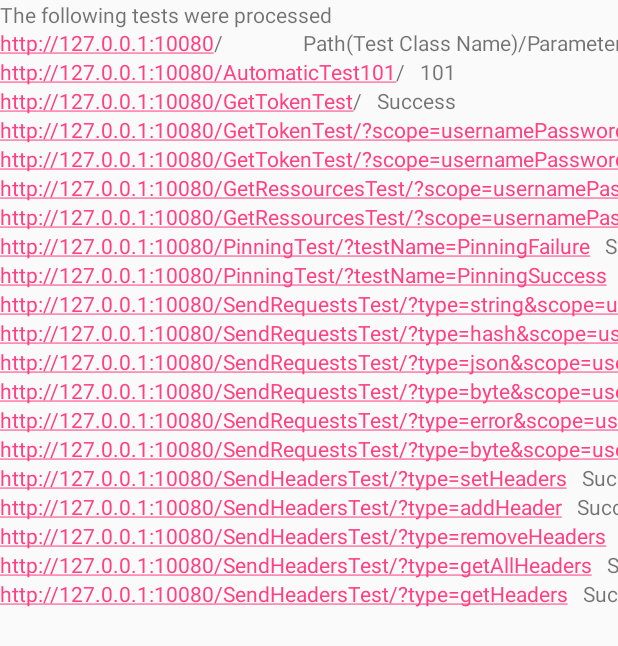
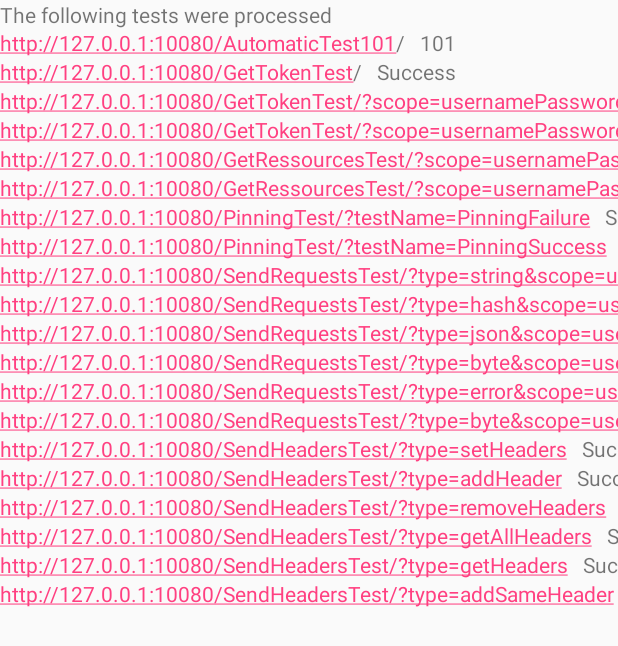
Before and after one commit to oper2000/aBob, an Android app: the screen it shows after launch (MainActivity), on a phone screen of 412 x 824 dp. Shown: the top 646 px of the screen. Run offline under Robolectric (Android 15) with nearby library versions, the phone set to English and light mode, and no system bars; libraries missing offline, so code that uses them is left out: com.worklight.common, com.worklight.wlclient, fi.iki.elonen; 3 statements that could not run were skipped.

Commit message:
multiple header with the same name test added

```diff
--- a/MFBobTests/Android/com.example.amitaim.automationapp/app/AutomationApp/app/src/main/assets/testSuite.txt
+++ b/MFBobTests/Android/com.example.amitaim.automationapp/app/AutomationApp/app/src/main/assets/testSuite.txt
@@ -18,3 +18,4 @@ Test Add Header;SendHeadersTest/?type=addHeader;Success
 Test Remove Headers;SendHeadersTest/?type=removeHeaders;Success
 Test Get All Headers Headers;SendHeadersTest/?type=getAllHeaders;Success
 Test Get Headers;SendHeadersTest/?type=getHeaders;Success
+Test Add Same Header;SendHeadersTest/?type=addSameHeader;Success
--- a/MFBobTests/Android/com.example.amitaim.automationapp/app/AutomationApp/app/src/main/java/com/example/amitaim/automationapp/MainActivity.java
+++ b/MFBobTests/Android/com.example.amitaim.automationapp/app/AutomationApp/app/src/main/java/com/example/amitaim/automationapp/MainActivity.java
@@ -53,19 +53,23 @@ public class MainActivity extends AppCompatActivity {
         }
 
         String testName, url, expectedResult;
+        String currentLine;
 
         while (read.hasNextLine())
         {
-            String[] values = read.nextLine().split(";");
+            currentLine = read.nextLine();
+            if (!currentLine.startsWith("#") && !currentLine.equals("")) {
+                String[] values = currentLine.split(";");
                 url = values[1];
                 expectedResult = values[2];
-            TableRow row= new TableRow(this);
+                TableRow row = new TableRow(this);
                 TextView tv = new TextView(this);
-            tv.setText("http://127.0.0.1:10080/" + url  + "   "+expectedResult.split(" ")[0]);
+                tv.setText("http://127.0.0.1:10080/" + url + "   " + expectedResult.split(" ")[0]);
                 tv.setAutoLinkMask(Linkify.ALL);
                 tv.setMovementMethod(LinkMovementMethod.getInstance());
                 row.addView(tv);
-            layout1.addView(row,counter++);
+                layout1.addView(row, counter++);
+            }
         }
 
 //
```
Also changed, not shown: MFBobTests/Android/com.example.amitaim.automationapp/app/AutomationApp/app/src/main/java/com/example/amitaim/automationapp/Tests/SendHeadersTest.java (+11 -0 lines). Lines whose indentation alone changed are shown as unchanged.
